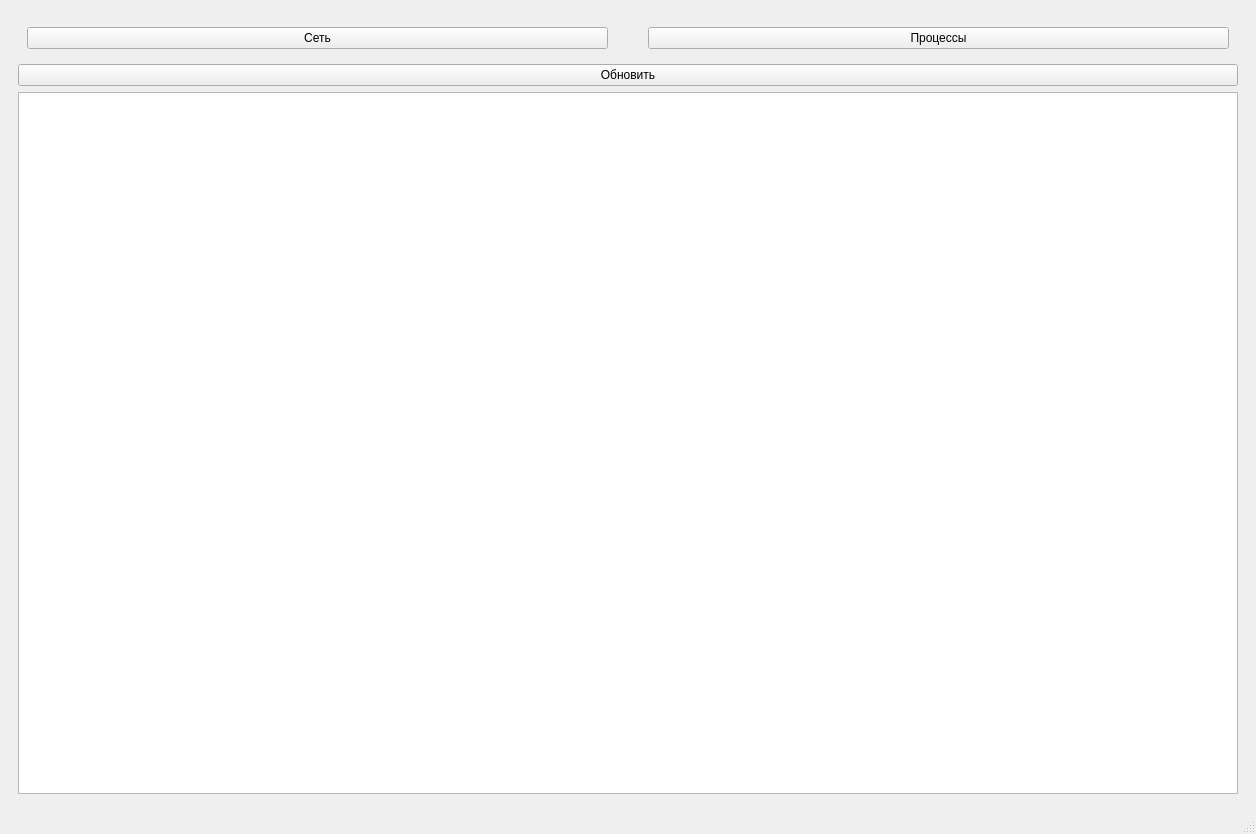
Old version of the form mainwindow.ui in the repository Dyehalla/TaskManager.
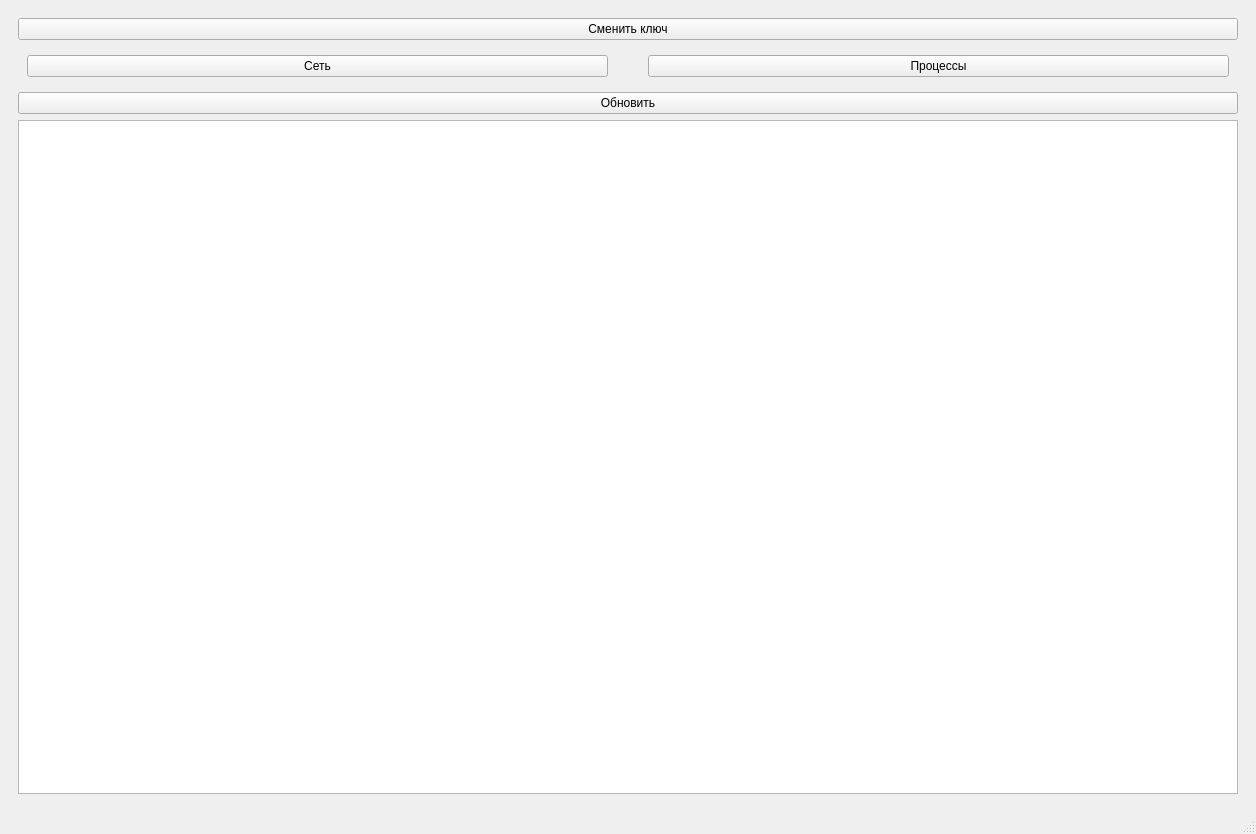
New version of the form.

Patch:
```diff
--- a/mainwindow.ui
+++ b/mainwindow.ui
@@ -24,6 +24,13 @@
        </size>
       </property>
       <layout class="QVBoxLayout" name="UpperButtonsVerticalLayout">
+       <item>
+        <widget class="QPushButton" name="ChangeApiKey">
+         <property name="text">
+          <string>Сменить ключ</string>
+         </property>
+        </widget>
+       </item>
        <item>
         <widget class="QWidget" name="UpperUpperButtons" native="true">
          <layout class="QHBoxLayout" name="UpperUpperButtonsHorizontalLayout">
```
